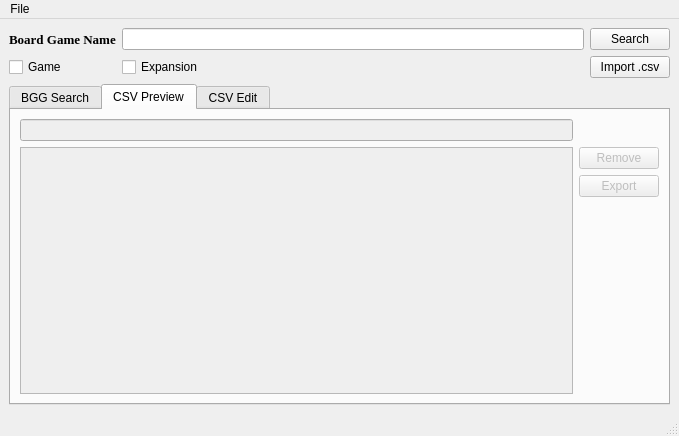
Qt form main_window.ui (lucaono13/Board-Game-Info-Grabber) before a commit.
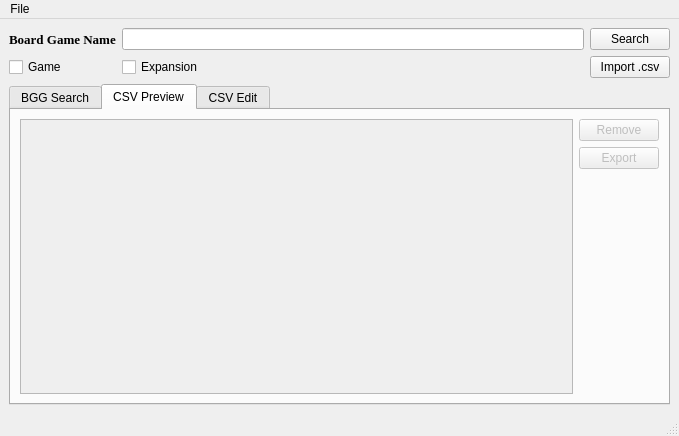
The same form after that commit.

```diff
--- a/main_window.ui
+++ b/main_window.ui
@@ -239,27 +239,7 @@
         <string>CSV Preview</string>
        </attribute>
        <layout class="QGridLayout" name="gridLayout_7">
-        <item row="3" column="0">
-         <widget class="QTableView" name="dfPreview">
-          <property name="alternatingRowColors">
-           <bool>true</bool>
-          </property>
-          <property name="selectionMode">
-           <enum>QAbstractItemView::ExtendedSelection</enum>
-          </property>
-          <property name="selectionBehavior">
-           <enum>QAbstractItemView::SelectRows</enum>
-          </property>
-         </widget>
-        </item>
-        <item row="1" column="0">
-         <widget class="QLineEdit" name="lineEdit">
-          <property name="enabled">
-           <bool>false</bool>
-          </property>
-         </widget>
-        </item>
-        <item row="3" column="1">
+        <item row="2" column="1">
          <layout class="QVBoxLayout" name="verticalLayout_2">
           <item>
            <widget class="QPushButton" name="selectedData">
@@ -290,6 +270,19 @@
           </item>
          </layout>
         </item>
+        <item row="2" column="0">
+         <widget class="QTableView" name="dfPreview">
+          <property name="alternatingRowColors">
+           <bool>true</bool>
+          </property>
+          <property name="selectionMode">
+           <enum>QAbstractItemView::ExtendedSelection</enum>
+          </property>
+          <property name="selectionBehavior">
+           <enum>QAbstractItemView::SelectRows</enum>
+          </property>
+         </widget>
+        </item>
        </layout>
       </widget>
       <widget class="QWidget" name="csv_edit">
```
Left out of the diff: 2 changed lines with no effect on the pictures.
